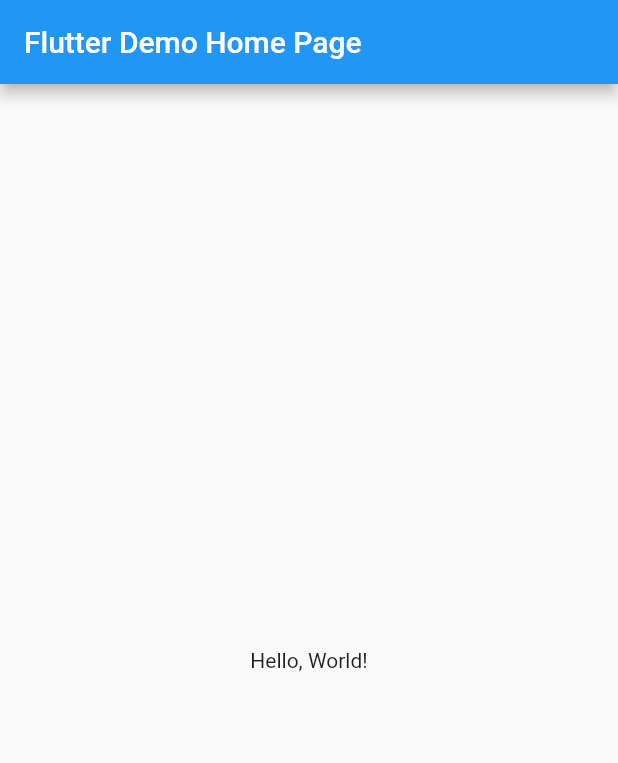
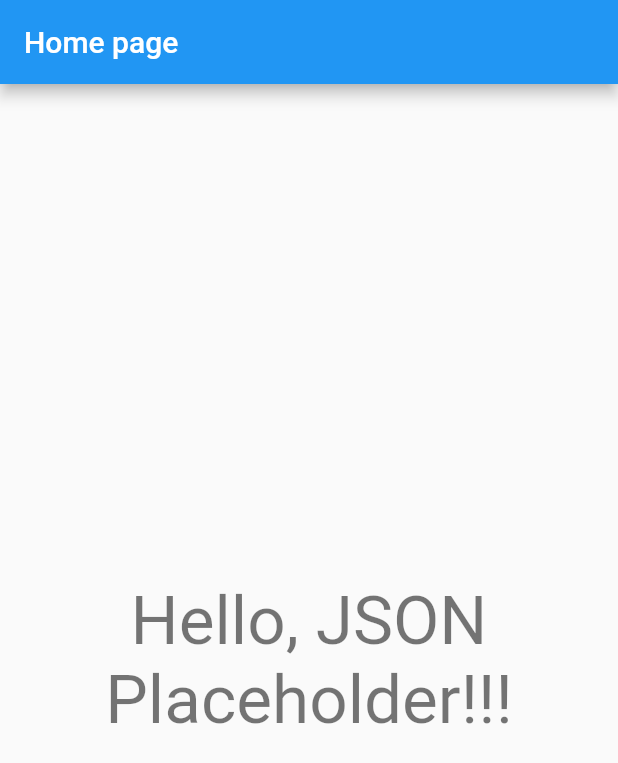
Before and after one commit to zhandos717/first_flatter_app, a Flutter app: the screen it shows after launch, on a phone screen of 412 x 824 dp. Shown: the top 763 px of the screen. Run offline on Flutter 3.47's test engine with Material 2 defaults, Android fonts, the phone set to English and light mode, and no system bars.

Commit message:
init app

```diff
--- a/lib/main.dart
+++ b/lib/main.dart
@@ -1,41 +1,33 @@
 import 'package:flutter/material.dart';
+import 'pages/home_page.dart';
 
+// main() является главной функцией с которой начинается
+// выполнение приложения
+// возвращает виджет приложения
 void main() => runApp(MyApp());
 
+// В Flutter все является виджетом (кнопки,списки, текст и т.д.)
+// виджет - это отдельный компонент, который может быть отрисован
+// на экране (не путать с Android виджетами)
+// Наиболее простые виджеты наследуются от StatelessWidget класса
+// и не имеют состояния
 class MyApp extends StatelessWidget {
-  // This widget is the root of your application.
+  // функция build отвечает за построение иерархии виджетов
   @override
   Widget build(BuildContext context) {
+    // виджет MaterialApp - главный виджет приложения, который
+    // позволяет настроить тему и использовать
+    // Material Design для разработки.
     return MaterialApp(
-      // Application name
-      title: 'Flutter Hello World',
-      // Application theme data, you can set the colors for the application as
-      // you want
+      // заголовок приложения
+      // обычно виден, когда мы сворачиваем приложение
+      title: 'Json Placeholder App',
+      // настройка темы, мы ещё вернёмся к этому
       theme: ThemeData(
         primarySwatch: Colors.blue,
       ),
-      // A widget which will be started on application startup
-      home: MyHomePage(title: 'Flutter Demo Home Page'),
+      // указываем исходную страницу, которую мы создадим позже
+      home: HomePage(),
     );
   }
 }
-
-class MyHomePage extends StatelessWidget {
-  final String title;
-  const MyHomePage({Key? key, required this.title}) : super(key: key);
-
-  @override
-  Widget build(BuildContext context) {
-    return Scaffold(
-      appBar: AppBar(
-        // The title text which will be shown on the action bar
-        title: Text(title),
-      ),
-      body: Center(
-        child: Text(
-          'Hello, World!',
-        ),
-      ),
-    );
-  }
-}
--- /dev/null
+++ b/lib/pages/home_page.dart
@@ -0,0 +1,47 @@
+import 'package:flutter/material.dart';
+
+// StatefulWidget имеет состояние, с которым
+// позже мы будем работать через функцию
+// setState(VoidCallback fn);
+// обратите внимание setState принимает другую функцию
+class HomePage extends StatefulWidget {
+  // StatefulWidget должен возвращать класс,
+  // которые наследуется от State
+  @override
+  _HomePageState createState() => _HomePageState();
+}
+
+// В треугольных скобках мы указываем наш StatefulWidget
+// для которого будет создано состояние
+// нижнее подчеркивание _ используется для того,
+// чтобы скрыть доступ к _HomePageState  из других файлов
+// нижнее подчеркивание аналогия private в Java / Kotlin
+class _HomePageState extends State<HomePage> {
+  // функция buil, как мы уже отметили, строит
+  // иерархию наших любимых виджетов
+  @override
+  Widget build(BuildContext context) {
+    // В большинстве случаев Scaffold используется,
+    // как корневой виджет для страницы или экрана
+    // Scaffold позволяет вам указать AppBar, BottomNavigationBar,
+    // Drawer, FloatingActionButton и другие не менее важные
+    // компоненты (виджеты).
+    return Scaffold(
+        // мы создаем AppBar с текстом "Home Page"
+        appBar: AppBar(title: Text("Home page")),
+        // указываем текст в качестве тела Scaffold
+        // текст предварительно вложен в Center виджет,
+        // чтобы выровнять его по центру
+        body: Center(
+            child: Text(
+          "Hello, JSON Placeholder!!!",
+          // Также выравниваем текст внутри самого виджета Text
+          textAlign: TextAlign.center,
+          // Theme.of(context) позволяет получить доступ к
+          // текущему ThemeData, который был указан в MaterialApp
+          // После получения ThemeData мы можем использовать
+          // различные его стили (например headline3, как здесь)
+          style: Theme.of(context).textTheme.headline3,
+        )));
+  }
+}
```
